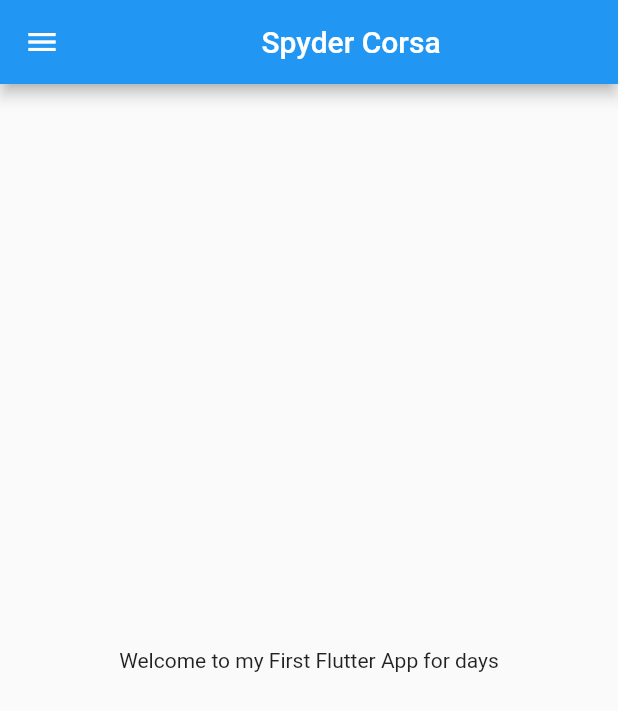
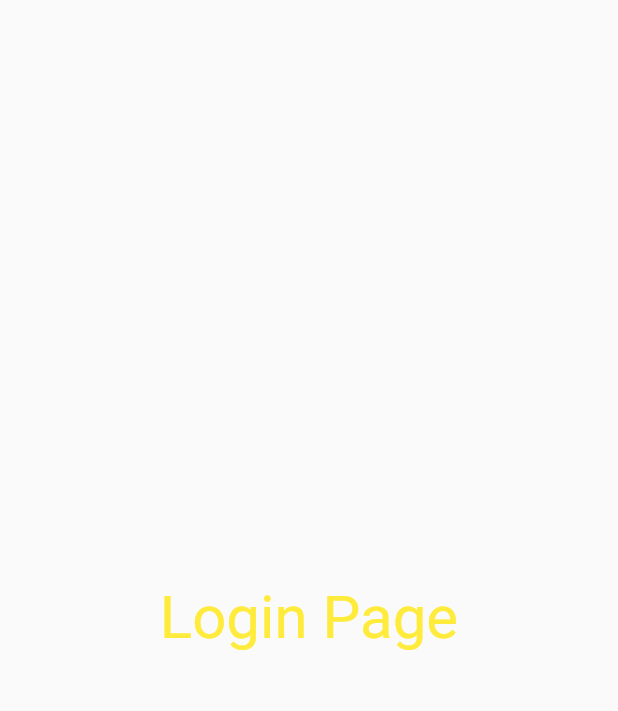
Before and after one commit to 4ur1X/FlutterLearn, a Flutter app: the screen it shows after launch, on a phone screen of 412 x 824 dp. Shown: the top 711 px of the screen. Run offline on Flutter 3.47's test engine with Material 2 defaults, Android fonts, the phone set to English and light mode, and no system bars.

Commit message:
Day 3 commit

```diff
--- a/lib/home_page.dart
+++ b/lib/Pages/home_page.dart
@@ -7,7 +7,7 @@ class HomePage extends StatelessWidget {
   Widget build(BuildContext context) {
     return Scaffold(
       appBar: AppBar(
-        title: Center(child: Text("Spyder Corsa")),
+        title: Text("Spyder Corsa"),
       ),
       body: Center(
         child: Container(
--- /dev/null
+++ b/lib/Pages/login_page.dart
@@ -0,0 +1,17 @@
+import 'package:flutter/material.dart';
+
+class LoginPage extends StatelessWidget {
+  const LoginPage({Key? key}) : super(key: key);
+
+  @override
+  Widget build(BuildContext context) {
+    return Material(
+      child: Center(
+        child: Text(
+          "Login Page",
+          style: TextStyle(fontSize: 40, color: Colors.yellow),
+        ),
+      ),
+    );
+  }
+}
--- a/lib/main.dart
+++ b/lib/main.dart
@@ -1,6 +1,7 @@
+import 'package:first_app/Pages/login_page.dart';
 import 'package:flutter/material.dart';
 
-import 'home_page.dart';
+import 'Pages/home_page.dart';
 
 void main() {
   runApp(MyApp());
@@ -12,7 +13,13 @@ class MyApp extends StatelessWidget {
   @override
   Widget build(BuildContext context) {
     return MaterialApp(
-      home: HomePage(),
+      themeMode: ThemeMode.system,
+      darkTheme: ThemeData(brightness: Brightness.dark),
+      routes: {
+        "/": (context) => LoginPage(),
+        "/home": (context) => HomePage(),
+        "/login": (context) => LoginPage()
+      },
     );
   }
 }
```
